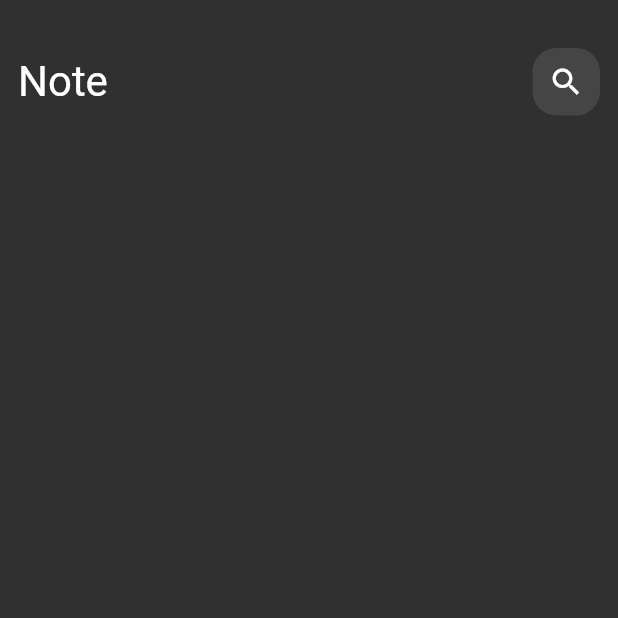
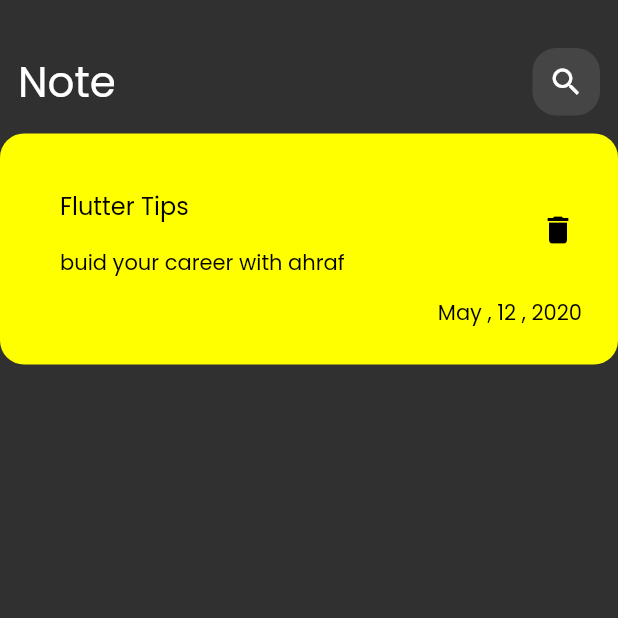
Before and after one commit to 9ermemo/notes_app, a Flutter app: the screen it shows after launch, on a phone screen of 412 x 824 dp, the top half of it. Run offline on Flutter 3.47's test engine with Material 2 defaults, Android fonts, the phone set to English and light mode, and no system bars.

Commit message:
create a new widgets called : Note Item adding a font for all app  called: Poppins

```diff
--- a/lib/main.dart
+++ b/lib/main.dart
@@ -12,7 +12,7 @@ class NoteApp extends StatelessWidget {
   Widget build(BuildContext context) {
     return MaterialApp(
       debugShowCheckedModeBanner: false,
-      theme: ThemeData.dark(),
+      theme: ThemeData(brightness: Brightness.dark,fontFamily: 'Poppins'),
       home: const NotesView(),
     );
   }
--- /dev/null
+++ b/lib/widgets/note_item.dart
@@ -0,0 +1,46 @@
+
+import 'package:flutter/material.dart';
+
+class NoteItem extends StatelessWidget {
+  const NoteItem({Key? key}) : super(key: key);
+
+  @override
+  Widget build(BuildContext context) {
+    return Container(
+      padding: const EdgeInsets.only(left: 16,top: 24 ,bottom: 24),
+      decoration: BoxDecoration(
+        borderRadius: BorderRadius.circular(16),
+        color: Colors.yellowAccent,
+      ),
+      child: Column(
+        crossAxisAlignment: CrossAxisAlignment.end,
+        children:  [
+          ListTile(
+            title: const Padding(
+              padding: EdgeInsets.all(8.0),
+              child: Text(
+                'Flutter Tips',
+                style: TextStyle(color: Colors.black),
+              ),
+            ),
+            subtitle: const Padding(
+              padding: EdgeInsets.all(8.0),
+              child: Text('buid your career with ahraf',
+                  style: TextStyle(color: Colors.black)),
+            ),
+            trailing: IconButton(
+                icon: const Icon(
+                  Icons.delete,
+                  color: Colors.black,
+                ),
+                onPressed: () {}),
+          ),
+          const Padding(
+            padding: EdgeInsets.only(right: 24),
+            child: Text('May , 12 , 2020',style: TextStyle(color: Colors.black),),
+          ),
+        ],
+      ),
+    );
+  }
+}
--- a/lib/widgets/notes_view_body.dart
+++ b/lib/widgets/notes_view_body.dart
@@ -1,11 +1,7 @@
 import 'package:flutter/material.dart';
 
 import 'custom_app_bar.dart';
-
-
-
-
-
+import 'note_item.dart';
 
 class NotesViewBody extends StatelessWidget {
   const NotesViewBody({Key? key}) : super(key: key);
@@ -13,9 +9,10 @@ class NotesViewBody extends StatelessWidget {
   @override
   Widget build(BuildContext context) {
     return Column(
-      children: [
+      children: const [
         SizedBox(height: 20),
         CustomAppBar(),
+        NoteItem(),
       ],
     );
   }
```
Also changed, not shown: pubspec.yaml (+6 -12 lines), assets/fonts/Poppins-Regular.ttf (added).
